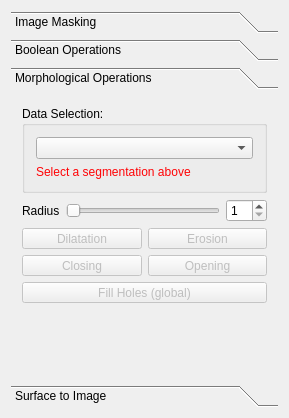
Above: Plugins/org.mitk.gui.qt.segmentation/src/internal/QmitkSegmentationUtilitiesViewControls.ui from MITK/MITK before the change. Below: the same form after it.
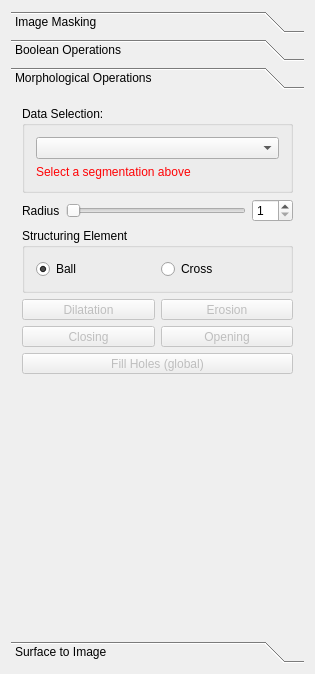
That is the form after the change. The open tabs and pages were chosen to show the change. Icons and pictures are not drawn. Custom widgets are drawn as their Qt base class.

Commit message: Added icons, added exception handling, added structing element selection

```diff
--- a/Plugins/org.mitk.gui.qt.segmentation/src/internal/QmitkSegmentationUtilitiesViewControls.ui
+++ b/Plugins/org.mitk.gui.qt.segmentation/src/internal/QmitkSegmentationUtilitiesViewControls.ui
@@ -6,8 +6,8 @@
    <rect>
     <x>0</x>
     <y>0</y>
-    <width>289</width>
-    <height>418</height>
+    <width>315</width>
+    <height>674</height>
    </rect>
   </property>
   <property name="minimumSize">
@@ -288,8 +288,8 @@
        <rect>
         <x>0</x>
         <y>0</y>
-        <width>381</width>
-        <height>310</height>
+        <width>297</width>
+        <height>536</height>
        </rect>
       </property>
       <attribute name="icon">
@@ -363,6 +363,32 @@
          </item>
         </layout>
        </item>
+       <item>
+        <widget class="QGroupBox" name="groupBox_6">
+         <property name="title">
+          <string>Structuring Element</string>
+         </property>
+         <layout class="QHBoxLayout" name="horizontalLayout_3">
+          <item>
+           <widget class="QRadioButton" name="radioButtonMorphoBall">
+            <property name="text">
+             <string>Ball</string>
+            </property>
+            <property name="checked">
+             <bool>true</bool>
+            </property>
+           </widget>
+          </item>
+          <item>
+           <widget class="QRadioButton" name="radioButtonMorphoCross">
+            <property name="text">
+             <string>Cross</string>
+            </property>
+           </widget>
+          </item>
+         </layout>
+        </widget>
+       </item>
        <item>
         <layout class="QGridLayout" name="gridLayout">
          <item row="0" column="0">
```
Left out of the diff: 34 changed lines with no effect on the pictures. The commit also changes 7 other files.
